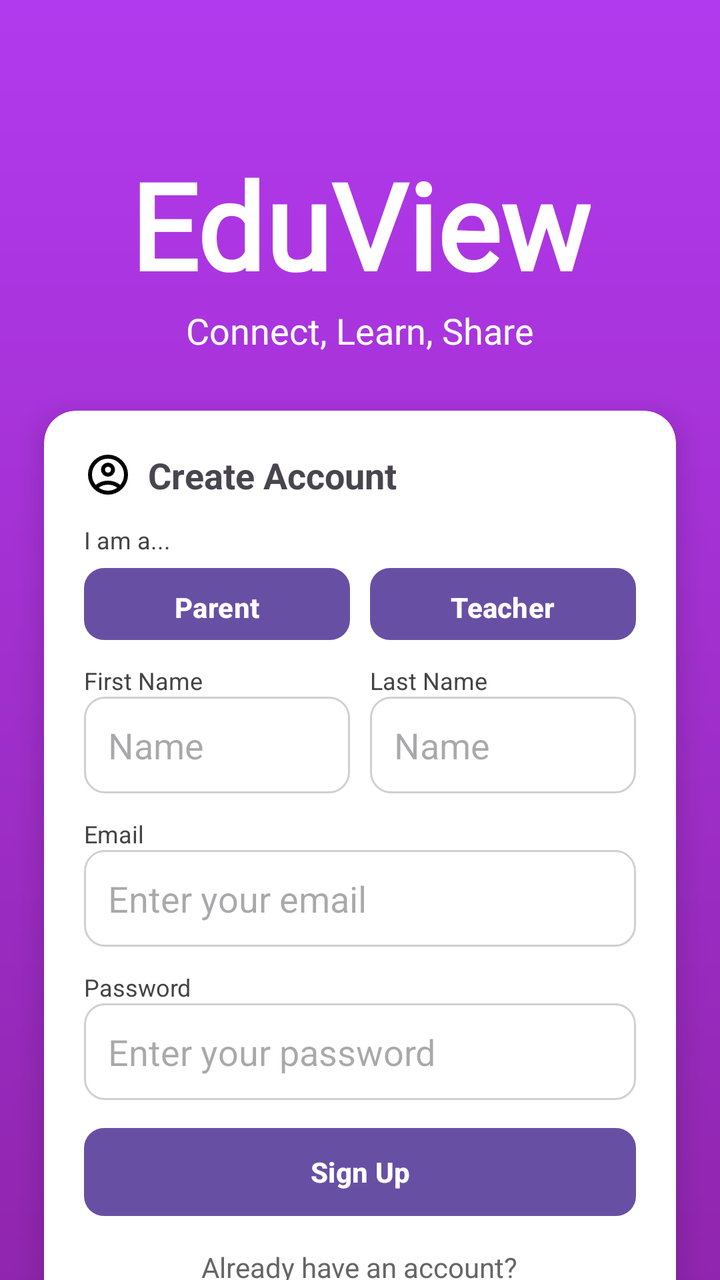
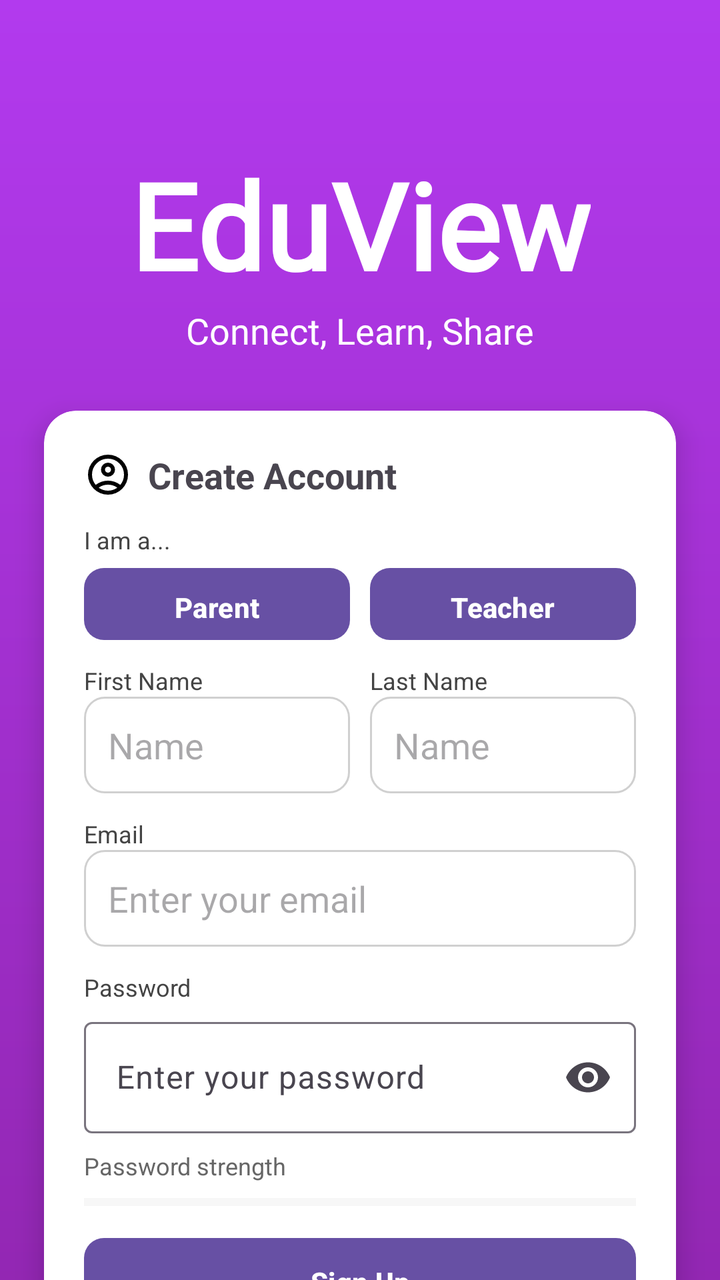

Compare the two renders of this Android layout. The source of the first and the diff that turns it into the second are given below.
<!-- AndroidManifest.xml: activity theme Theme.EduView -->
<!-- res/layout/activity_signup.xml -->
<?xml version="1.0" encoding="utf-8"?>
<androidx.core.widget.NestedScrollView
    xmlns:android="http://schemas.android.com/apk/res/android"
    xmlns:app="http://schemas.android.com/apk/res-auto"
    android:id="@+id/main"
    android:layout_width="match_parent"
    android:layout_height="match_parent"
    android:fillViewport="true">
<androidx.constraintlayout.widget.ConstraintLayout
    android:layout_width="match_parent"
    android:layout_height="wrap_content"
    android:background="@drawable/bg_login_gradient">

    <TextView
        android:id="@+id/tv_appname"
        android:layout_width="wrap_content"
        android:layout_height="wrap_content"
        android:text="EduView"
        android:textColor="#FFFFFF"
        android:textSize="60sp"
        android:textStyle="bold"
        android:fontFamily="@font/cabin_sketch_bold"
        android:layout_marginTop="72dp"
        app:layout_constraintTop_toTopOf="parent"
        app:layout_constraintStart_toStartOf="parent"
        app:layout_constraintEnd_toEndOf="parent"/>

    <TextView
        android:id="@+id/tv_tagline"
        android:layout_width="wrap_content"
        android:layout_height="wrap_content"
        android:text="Connect, Learn, Share"
        android:textColor="#FFFFFF"
        android:textSize="18sp"
        android:fontFamily="@font/cabin_sketch_regular"
        android:layout_marginTop="1dp"
        app:layout_constraintTop_toBottomOf="@id/tv_appname"
        app:layout_constraintStart_toStartOf="parent"
        app:layout_constraintEnd_toEndOf="parent"/>

    <androidx.cardview.widget.CardView
        android:id="@+id/card_signup"
        android:layout_width="0dp"
        android:layout_height="wrap_content"
        android:layout_marginStart="22dp"
        android:layout_marginEnd="22dp"
        android:layout_marginTop="28dp"
        app:cardCornerRadius="16dp"
        app:cardElevation="8dp"
        app:layout_constraintTop_toBottomOf="@id/tv_tagline"
        app:layout_constraintStart_toStartOf="parent"
        app:layout_constraintEnd_toEndOf="parent">

        <FrameLayout
            android:layout_width="match_parent"
            android:layout_height="wrap_content"
            android:padding="20dp">

            
            <LinearLayout
                android:id="@+id/signup_form_container"
                android:layout_width="match_parent"
                android:layout_height="wrap_content"
                android:orientation="vertical">

                <TextView
                    android:id="@+id/tv_create_account"
                    android:layout_width="wrap_content"
                    android:layout_height="wrap_content"
                    android:text="Create Account"
                    android:textSize="18sp"
                    android:textStyle="bold"
                    android:drawableStart="@drawable/ic_person"
                    android:drawablePadding="8dp"/>

                <TextView
                    android:layout_width="wrap_content"
                    android:layout_height="wrap_content"
                    android:text="I am a..."
                    android:textSize="12sp"
                    android:layout_marginTop="12dp"
                    android:textColor="#444444"/>

                
                <LinearLayout
                    android:layout_width="match_parent"
                    android:layout_height="wrap_content"
                    android:orientation="horizontal"
                    android:layout_marginTop="6dp">

                    <Button
                        android:id="@+id/btn_role_parent"
                        android:layout_width="0dp"
                        android:layout_height="36dp"
                        android:layout_weight="1"
                        android:text="Parent"
                        android:textStyle="bold"
                        android:background="@drawable/bg_button_beige"/>

                    <View
                        android:layout_width="10dp"
                        android:layout_height="1dp"/>

                    <Button
                        android:id="@+id/btn_role_teacher"
                        android:layout_width="0dp"
                        android:layout_height="36dp"
                        android:layout_weight="1"
                        android:text="Teacher"
                        android:textStyle="bold"
                        android:background="@drawable/bg_button_beige"/>
                </LinearLayout>

                
                <LinearLayout
                    android:layout_width="match_parent"
                    android:layout_height="wrap_content"
                    android:orientation="horizontal"
                    android:layout_marginTop="12dp">

                    <LinearLayout
                        android:layout_width="0dp"
                        android:layout_height="wrap_content"
                        android:layout_weight="1"
                        android:orientation="vertical">

                        <TextView
                            android:layout_width="wrap_content"
                            android:layout_height="wrap_content"
                            android:text="First Name"
                            android:textSize="12sp"
                            android:textColor="#444444"/>

                        <EditText
                            android:id="@+id/et_first_name"
                            android:layout_width="match_parent"
                            android:layout_height="wrap_content"
                            android:hint="Name"
                            android:inputType="textPersonName"
                            android:background="@drawable/bg_input_rounded"/>
                    </LinearLayout>

                    <View
                        android:layout_width="10dp"
                        android:layout_height="1dp"/>

                    <LinearLayout
                        android:layout_width="0dp"
                        android:layout_height="wrap_content"
                        android:layout_weight="1"
                        android:orientation="vertical">

                        <TextView
                            android:layout_width="wrap_content"
                            android:layout_height="wrap_content"
                            android:text="Last Name"
                            android:textSize="12sp"
                            android:textColor="#444444"/>

                        <EditText
                            android:id="@+id/et_last_name"
                            android:layout_width="match_parent"
                            android:layout_height="wrap_content"
                            android:hint="Name"
                            android:inputType="textPersonName"
                            android:background="@drawable/bg_input_rounded"/>
                    </LinearLayout>
                </LinearLayout>

                <TextView
                    android:layout_width="wrap_content"
                    android:layout_height="wrap_content"
                    android:text="Email"
                    android:textSize="12sp"
                    android:layout_marginTop="12dp"
                    android:textColor="#444444"/>

                <EditText
                    android:id="@+id/et_email"
                    android:layout_width="match_parent"
                    android:layout_height="wrap_content"
                    android:hint="Enter your email"
                    android:inputType="textEmailAddress"
                    android:background="@drawable/bg_input_rounded"/>

                <TextView
                    android:layout_width="wrap_content"
                    android:layout_height="wrap_content"
                    android:text="Password"
                    android:textSize="12sp"
                    android:layout_marginTop="12dp"
                    android:textColor="#444444"/>

                <EditText
                    android:id="@+id/et_password"
                    android:layout_width="match_parent"
                    android:layout_height="wrap_content"
                    android:hint="Enter your password"
                    android:inputType="textPassword"
                    android:background="@drawable/bg_input_rounded"/>

                <FrameLayout
                    android:id="@+id/fragmentContainer"
                    android:layout_width="match_parent"
                    android:layout_height="wrap_content" />

                <TextView
                    android:id="@+id/tv_error"
                    android:layout_width="wrap_content"
                    android:layout_height="wrap_content"
                    android:text="Please fill in all fields."
                    android:textColor="#D32F2F"
                    android:textStyle="bold"
                    android:textSize="12sp"
                    android:layout_gravity="center_horizontal"
                    android:layout_marginTop="10dp"
                    android:visibility="gone"/>

                <Button
                    android:id="@+id/btn_signup"
                    android:layout_width="match_parent"
                    android:layout_height="44dp"
                    android:text="Sign Up"
                    android:textStyle="bold"
                    android:layout_marginTop="14dp"
                    android:background="@drawable/bg_button_beige"/>

                <TextView
                    android:layout_width="wrap_content"
                    android:layout_height="wrap_content"
                    android:text="Already have an account?"
                    android:layout_gravity="center_horizontal"
                    android:layout_marginTop="16dp"
                    android:textColor="#666666"/>

                <TextView
                    android:id="@+id/tv_login"
                    android:layout_width="wrap_content"
                    android:layout_height="wrap_content"
                    android:text="Log In"
                    android:textStyle="bold"
                    android:textColor="#1976D2"
                    android:layout_gravity="center_horizontal"
                    android:layout_marginTop="2dp"/>
            </LinearLayout>

            
            <LinearLayout
                android:id="@+id/signup_success_container"
                android:layout_width="match_parent"
                android:layout_height="wrap_content"
                android:orientation="vertical"
                android:gravity="center_horizontal"
                android:visibility="gone">

                <TextView
                    android:layout_width="wrap_content"
                    android:layout_height="wrap_content"
                    android:text="Your account has been successfully created."
                    android:textSize="14sp"
                    android:textColor="#2E7D32"
                    android:textStyle="bold"/>

                <TextView
                    android:id="@+id/tv_go_login"
                    android:layout_width="wrap_content"
                    android:layout_height="wrap_content"
                    android:text="Log In"
                    android:textColor="#1976D2"
                    android:textStyle="bold"
                    android:layout_marginTop="10dp"/>
            </LinearLayout>

        </FrameLayout>
    </androidx.cardview.widget.CardView>

</androidx.constraintlayout.widget.ConstraintLayout>
</androidx.core.widget.NestedScrollView>
<!-- resources referenced by this layout -->
<resources>
  <!-- drawable bg_button_beige (drawable) -->
  <?xml version="1.0" encoding="utf-8"?>
  <shape xmlns:android="http://schemas.android.com/apk/res/android">
      <solid android:color="#F3D2A6"/>
      <corners android:radius="10dp"/>
  </shape>
  <!-- drawable bg_input_rounded (drawable) -->
  <?xml version="1.0" encoding="utf-8"?>
  <shape xmlns:android="http://schemas.android.com/apk/res/android">
      <solid android:color="#FFFFFF"/>
      <corners android:radius="10dp"/>
      <stroke android:width="1dp" android:color="#D0D0D0"/>
      <padding android:left="12dp" android:top="12dp" android:right="12dp" android:bottom="12dp"/>
  </shape>
  <!-- drawable bg_login_gradient (drawable) -->
  <?xml version="1.0" encoding="utf-8"?>
  <shape xmlns:android="http://schemas.android.com/apk/res/android">
      <gradient
          android:angle="270"
          android:startColor="#B23AEE"
          android:endColor="#8E24AA"/>
  </shape>
  <!-- drawable ic_person (drawable) -->
  <vector xmlns:android="http://schemas.android.com/apk/res/android"
      android:width="24dp"
      android:height="24dp"
      android:viewportWidth="960"
      android:viewportHeight="960"
      android:tint="#000000">
      <path
          android:fillColor="@android:color/white"
          android:pathData="M234,684Q285,645 348,622.5Q411,600 480,600Q549,600 612,622.5Q675,645 726,684Q761,643 780.5,591Q800,539 800,480Q800,347 706.5,253.5Q613,160 480,160Q347,160 253.5,253.5Q160,347 160,480Q160,539 179.5,591Q199,643 234,684ZM380.5,479.5Q340,439 340,380Q340,321 380.5,280.5Q421,240 480,240Q539,240 579.5,280.5Q620,321 620,380Q620,439 579.5,479.5Q539,520 480,520Q421,520 380.5,479.5ZM480,880Q397,880 324,848.5Q251,817 197,763Q143,709 111.5,636Q80,563 80,480Q80,397 111.5,324Q143,251 197,197Q251,143 324,111.5Q397,80 480,80Q563,80 636,111.5Q709,143 763,197Q817,251 848.5,324Q880,397 880,480Q880,563 848.5,636Q817,709 763,763Q709,817 636,848.5Q563,880 480,880ZM580,784.5Q627,769 666,740Q627,711 580,695.5Q533,680 480,680Q427,680 380,695.5Q333,711 294,740Q333,769 380,784.5Q427,800 480,800Q533,800 580,784.5ZM523,423Q540,406 540,380Q540,354 523,337Q506,320 480,320Q454,320 437,337Q420,354 420,380Q420,406 437,423Q454,440 480,440Q506,440 523,423ZM480,380Q480,380 480,380Q480,380 480,380Q480,380 480,380Q480,380 480,380Q480,380 480,380Q480,380 480,380Q480,380 480,380Q480,380 480,380ZM480,740Q480,740 480,740Q480,740 480,740Q480,740 480,740Q480,740 480,740Q480,740 480,740Q480,740 480,740Q480,740 480,740Q480,740 480,740Z" />
  </vector>
  <style name="Theme.EduView" parent="Base.Theme.EduView" />
  <style name="Base.Theme.EduView" parent="Theme.Material3.DayNight.NoActionBar">
          
          
      </style>
</resources>

<!-- the commit's change to res/layout/activity_signup.xml (unified diff, before → after) -->
@@ -191,13 +191,40 @@
                     android:layout_marginTop="12dp"
                     android:textColor="#444444"/>
 
-                <EditText
-                    android:id="@+id/et_password"
-                    android:layout_width="match_parent"
-                    android:layout_height="wrap_content"
-                    android:hint="Enter your password"
-                    android:inputType="textPassword"
-                    android:background="@drawable/bg_input_rounded"/>
+                <com.google.android.material.textfield.TextInputLayout
+                    android:layout_width="match_parent"
+                    android:layout_height="wrap_content"
+                    android:layout_marginTop="4dp"
+                    app:endIconMode="password_toggle">
+
+                    <com.google.android.material.textfield.TextInputEditText
+                        android:id="@+id/et_password"
+                        android:layout_width="match_parent"
+                        android:layout_height="wrap_content"
+                        android:hint="Enter your password"
+                        android:inputType="textPassword"/>
+
+                </com.google.android.material.textfield.TextInputLayout>
+
+                <TextView
+                    android:id="@+id/tv_password_strength"
+                    android:layout_width="wrap_content"
+                    android:layout_height="wrap_content"
+                    android:layout_marginTop="8dp"
+                    android:text="Password strength"
+                    android:textColor="#666666"
+                    android:textSize="12sp" />
+
+                <ProgressBar
+                    android:id="@+id/progress_password_strength"
+                    style="?android:attr/progressBarStyleHorizontal"
+                    android:layout_width="match_parent"
+                    android:layout_height="8dp"
+                    android:layout_marginTop="6dp"
+                    android:max="100"
+                    android:progress="0"
+                    android:progressTint="#BDBDBD"
+                    android:progressBackgroundTint="#E0E0E0" />
 
                 <FrameLayout
                     android:id="@+id/fragmentContainer"
